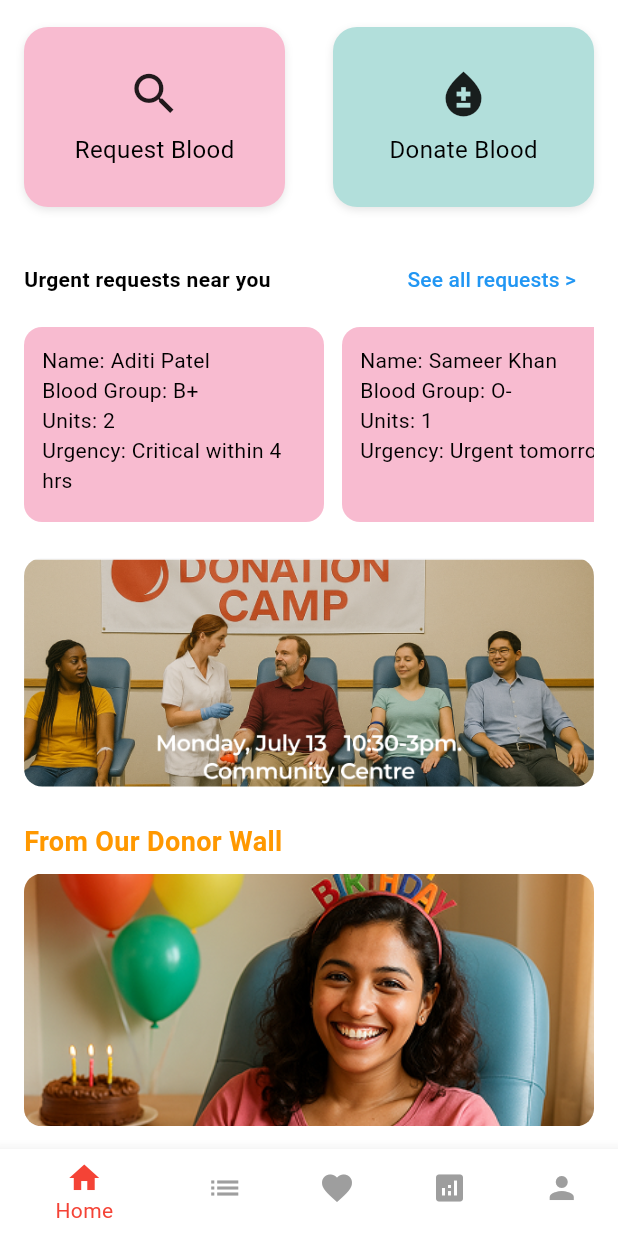
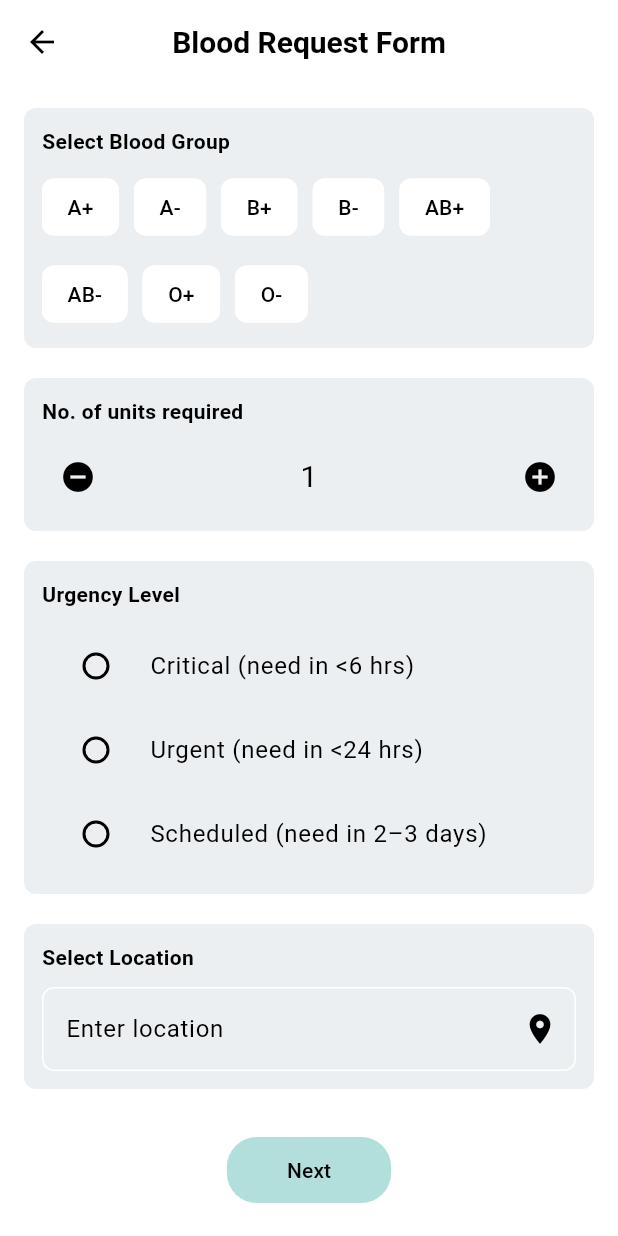
Before and after one commit to Murasaki2106/red_connect_app, a Flutter app: the MainNavigation screen opened directly, scrolled down 86 dp, after a tap on "Request Blood", on a phone screen of 412 x 824 dp. Run offline on Flutter 3.47's test engine with Material 3 defaults, Android fonts, the phone set to English and light mode, and no system bars; our stand-ins replace google_fonts.

Commit message:
few changes

```diff
--- a/lib/screens/create_profile.dart
+++ b/lib/screens/create_profile.dart
@@ -1,5 +1,5 @@
 import 'package:flutter/material.dart';
-import 'home_screen.dart'; // Just in case you use any info from it later
+// Just in case you use any info from it later
 import 'navigation.dart'; // 👈
 
 class CreateProfile extends StatelessWidget {
--- a/lib/screens/home_screen.dart
+++ b/lib/screens/home_screen.dart
@@ -1,30 +1,33 @@
 import 'package:flutter/material.dart';
 import 'request_screen.dart';
 import 'request_detail_screen.dart';
+import 'request_form_1.dart';
+import 'package:google_fonts/google_fonts.dart';
 
 class HomeScreen extends StatelessWidget {
   HomeScreen({super.key});
 
-  final List<Map<String, String>> requests = [
+  final List<Map<Text, Text>> requests = [
   {
-      'name': 'Aditi Patel',
-      'bloodGroup': 'B+',
-      'units': '2',
-      'urgency': 'Critical within 4 hrs',
+    Text("name", style: GoogleFonts.roboto()): Text('Aditi Patel', style: GoogleFonts.roboto()),
+    Text('bloodGroup', style: GoogleFonts.roboto()): Text('B+', style: GoogleFonts.roboto()),
+    Text('units', style: GoogleFonts.roboto()): Text('2', style: GoogleFonts.roboto()),
+    Text('urgency', style: GoogleFonts.roboto()): Text('Critical within 4 hrs', style: GoogleFonts.roboto()),
   },
   {
-      'name': 'Sameer Khan',
-      'bloodGroup': 'O-',
-      'units': '1',
-      'urgency': 'Urgent tomorrow',
+    Text('name', style: GoogleFonts.roboto()): Text('Sameer Khan', style: GoogleFonts.roboto()),
+    Text('bloodGroup', style: GoogleFonts.roboto()): Text('O-', style: GoogleFonts.roboto()),
+    Text('units', style: GoogleFonts.roboto()): Text('1', style: GoogleFonts.roboto()),
+    Text('urgency', style: GoogleFonts.roboto()): Text('Urgent tomorrow', style: GoogleFonts.roboto()),
   },
   {
-      'name': 'Nikhil Joshi',
-      'bloodGroup': 'AB+',
-      'units': '3',
-      'urgency': 'Scheduled - needed in 2 days',
+    Text('name', style: GoogleFonts.roboto()): Text('Nikhil Joshi', style: GoogleFonts.roboto()),
+    Text('bloodGroup', style: GoogleFonts.roboto()): Text('AB+', style: GoogleFonts.roboto()),
+    Text('units', style: GoogleFonts.roboto()): Text('3', style: GoogleFonts.roboto()),
+    Text('urgency', style: GoogleFonts.roboto()): Text('Scheduled - needed in 2 days', style: GoogleFonts.roboto()),
   },
 ];
+
 
   @override
   Widget build(BuildContext context) {
@@ -34,7 +37,6 @@ class HomeScreen extends StatelessWidget {
         child: ListView(
           padding: const EdgeInsets.all(16),
           children: [
-
             Row(
               mainAxisAlignment: MainAxisAlignment.spaceBetween,
               crossAxisAlignment: CrossAxisAlignment.center,
@@ -50,15 +52,21 @@ class HomeScreen extends StatelessWidget {
                 Expanded(
                   child: Column(
                     crossAxisAlignment: CrossAxisAlignment.center,
-                        children: const [
+                    children: [
                       Text(
                         "Hi, Namya",
-                            style: TextStyle(fontSize: 20, fontWeight: FontWeight.bold),
+                        style: GoogleFonts.roboto(
+                          fontSize: 20,
+                          fontWeight: FontWeight.bold,
+                        ),
                       ),
                       SizedBox(height: 4),
                       Text(
                         "Ready to save a life today?",
-                            style: TextStyle(fontSize: 16, fontWeight: FontWeight.w500),
+                        style: GoogleFonts.roboto(
+                          fontSize: 16,
+                          fontWeight: FontWeight.w500,
+                        ),
                       ),
                     ],
                   ),
@@ -78,11 +86,8 @@ class HomeScreen extends StatelessWidget {
               ],
             ),
 
-
             const SizedBox(height: 16),
             const SizedBox(height: 16),
-
-
 
             // Action buttons
             // Action buttons (larger square style)
@@ -92,7 +97,10 @@ Row(
                 Expanded(
                   child: GestureDetector(
                     onTap: () {
-          // Navigate to request
+                      Navigator.push(
+                        context,
+                        MaterialPageRoute(builder: (context) => RequestForm1()),
+                      );
                     },
                     child: Container(
                       height: 120,
@@ -105,15 +113,15 @@ Row(
                             color: Colors.black.withOpacity(0.1),
                             blurRadius: 4,
                             offset: Offset(0, 2),
-              )
+                          ),
                         ],
                       ),
                       child: Column(
                         mainAxisAlignment: MainAxisAlignment.center,
-            children: const [
+                        children: [
                           Icon(Icons.search, size: 36),
                           SizedBox(height: 8),
-              Text("Request Blood", style: TextStyle(fontSize: 16)),
+                          Text("Request Blood", style: GoogleFonts.roboto(fontSize: 16)),
                         ],
                       ),
                     ),
@@ -136,7 +144,7 @@ Row(
                             color: Colors.black.withOpacity(0.1),
                             blurRadius: 4,
                             offset: Offset(0, 2),
-              )
+                          ),
                         ],
                       ),
                       child: Column(
@@ -159,8 +167,10 @@ Row(
             Row(
               mainAxisAlignment: MainAxisAlignment.spaceBetween,
               children: [
-                const Text("Urgent requests near you",
-                    style: TextStyle(fontWeight: FontWeight.bold)),
+                Text(
+                  "Urgent requests near you",
+                  style: GoogleFonts.roboto(fontWeight: FontWeight.bold),
+                ),
                 TextButton(
                   onPressed: () {
                     Navigator.push(
@@ -168,7 +178,7 @@ Row(
                       MaterialPageRoute(builder: (_) => RequestScreen()),
                     );
                   },
-                  child: const Text("See all requests >"),
+                  child: Text("See all requests >",style: GoogleFonts.roboto()),
                 ),
               ],
             ),
@@ -202,11 +212,11 @@ Row(
                       child: Column(
                         crossAxisAlignment: CrossAxisAlignment.start,
                         children: [
-                          Text("Name: ${req['name']}"),
-                          Text("Blood Group: ${req['bloodGroup']}"),
-                          if (req['units'] != null)
-                            Text("Units: ${req['units']}"),
-                          Text("Urgency: ${req['urgency']}"),
+                          Text("Name: ${req[Text('name')]}",style: GoogleFonts.roboto()),
+                          Text("Blood Group: ${req[Text('bloodGroup')]}",style: GoogleFonts.roboto()),
+                          if (req[Text('units')] != null)
+                            Text("Units: ${req[Text('units')]}",style: GoogleFonts.roboto()),
+                          Text("Urgency: ${req[Text('urgency')]}",style: GoogleFonts.roboto()),
                         ],
                       ),
                     ),
@@ -229,12 +239,13 @@ Row(
             const SizedBox(height: 24),
 
             // From Donor Wall
-            const Text(
+            Text(
               "From Our Donor Wall",
-              style: TextStyle(
+              style: GoogleFonts.roboto(
                 fontSize: 18,
                 fontWeight: FontWeight.bold,
-                  color: Colors.orange),
+                color: Colors.orange,
+              ),
             ),
             const SizedBox(height: 8),
             ClipRRect(
@@ -249,7 +260,6 @@ Row(
       ),
 
       // Bottom nav (dummy)
-
     );
   }
 }
--- a/lib/screens/logo_screen.dart
+++ b/lib/screens/logo_screen.dart
@@ -1,6 +1,6 @@
 import 'package:blood_donation_app/screens/DescriptiveScreen1.dart';
 import 'package:flutter/material.dart';
-import 'DescriptiveScreen1.dart'; // Import the screen you want to navigate to
+// Import the screen you want to navigate to
 
 class LogoScreen extends StatelessWidget {
   const LogoScreen({super.key});
--- a/lib/screens/navigation.dart
+++ b/lib/screens/navigation.dart
@@ -7,6 +7,8 @@ import 'more_screen.dart';
 import '../widgets/bottom_navbar.dart';
 
 class MainNavigation extends StatefulWidget {
+  const MainNavigation({super.key});
+
   @override
   _MainNavigationState createState() => _MainNavigationState();
 }
--- /dev/null
+++ b/lib/screens/request_form_1.dart
@@ -0,0 +1,162 @@
+import 'package:flutter/material.dart';
+import 'package:google_fonts/google_fonts.dart';
+import 'request_form_2.dart';
+
+class RequestForm1 extends StatefulWidget {
+  const RequestForm1({super.key});
+
+  @override
+  State<RequestForm1> createState() => _RequestForm1State();
+}
+
+class _RequestForm1State extends State<RequestForm1> {
+  String? selectedBloodGroup;
+  String? urgencyLevel;
+  int unitCount = 1;
+  String location = '';
+
+  final bloodGroups = ['A+', 'A-', 'B+', 'B-', 'AB+', 'AB-', 'O+', 'O-'];
+
+  @override
+  Widget build(BuildContext context) {
+    return Scaffold(
+      appBar: AppBar(
+        leading: const BackButton(color: Colors.black),
+        backgroundColor: Colors.transparent,
+        elevation: 0,
+        title: Text(
+          "Blood Request Form",
+          style: GoogleFonts.roboto(color: Colors.black),
+        ),
+        centerTitle: true,
+      ),
+      body: Padding(
+        padding: const EdgeInsets.all(16),
+        child: ListView(
+          children: [
+            _buildSection(
+              title: "Select Blood Group",
+              child: Wrap(
+                spacing: 10,
+                runSpacing: 10,
+                children: bloodGroups.map((group) {
+                  return ChoiceChip(
+                    label: Text(group, style: GoogleFonts.roboto()),
+                    selected: selectedBloodGroup == group,
+                    onSelected: (_) {
+                      setState(() => selectedBloodGroup = group);
+                    },
+                  );
+                }).toList(),
+              ),
+            ),
+
+            const SizedBox(height: 20),
+
+            _buildSection(
+              title: "No. of units required",
+              child: Row(
+                mainAxisAlignment: MainAxisAlignment.spaceBetween,
+                children: [
+                  IconButton(
+                    icon: const Icon(Icons.remove_circle),
+                    onPressed: () {
+                      if (unitCount > 1) setState(() => unitCount--);
+                    },
+                  ),
+                  Text(unitCount.toString(), style: GoogleFonts.roboto(fontSize: 20)),
+                  IconButton(
+                    icon: const Icon(Icons.add_circle),
+                    onPressed: () => setState(() => unitCount++),
+                  ),
+                ],
+              ),
+            ),
+
+            const SizedBox(height: 20),
+
+            _buildSection(
+              title: "Urgency Level",
+              child: Column(
+                children: [
+                  _urgencyOption("Critical (need in <6 hrs)"),
+                  _urgencyOption("Urgent (need in <24 hrs)"),
+                  _urgencyOption("Scheduled (need in 2–3 days)"),
+                ],
+              ),
+            ),
+
+            const SizedBox(height: 20),
+
+            _buildSection(
+              title: "Select Location",
+              child: TextField(
+                onChanged: (val) => location = val,
+                style: GoogleFonts.roboto(),
+                decoration: InputDecoration(
+                  hintText: "Enter location",
+                  hintStyle: GoogleFonts.roboto(),
+                  suffixIcon: const Icon(Icons.location_on),
+                  border: OutlineInputBorder(borderRadius: BorderRadius.circular(8)),
+                ),
+              ),
+            ),
+
+            const SizedBox(height: 30),
+
+            Center(
+              child: FilledButton(
+                style: FilledButton.styleFrom(
+                  backgroundColor: Colors.teal.shade100,
+                  padding: const EdgeInsets.symmetric(horizontal: 40, vertical: 12),
+                  shape: RoundedRectangleBorder(borderRadius: BorderRadius.circular(20)),
+                ),
+                onPressed: () {
+                  Navigator.push(
+                    context,
+                    MaterialPageRoute(
+                      builder: (_) => RequestForm2(
+                        bloodGroup: selectedBloodGroup ?? '',
+                        urgency: urgencyLevel ?? '',
+                        units: unitCount,
+                        location: location,
+                      ),
+                    ),
+                  );
+                },
+                child: Text("Next", style: GoogleFonts.roboto(color: Colors.black)),
+              ),
+            ),
+          ],
+        ),
+      ),
+    );
+  }
+
+  Widget _buildSection({required String title, required Widget child}) {
+    return Container(
+      padding: const EdgeInsets.all(12),
+      decoration: BoxDecoration(
+        color: Colors.blueGrey.shade50,
+        borderRadius: BorderRadius.circular(8),
+      ),
+      child: Column(
+        crossAxisAlignment: CrossAxisAlignment.start,
+        children: [
+          Text(title, style: GoogleFonts.roboto(fontWeight: FontWeight.bold)),
+          const SizedBox(height: 10),
+          child,
+        ],
+      ),
+    );
+  }
+
+  Widget _urgencyOption(String label) {
+    return RadioListTile<String>(
+      title: Text(label, style: GoogleFonts.roboto()),
+      value: label,
+      groupValue: urgencyLevel,
+      onChanged: (value) => setState(() => urgencyLevel = value),
+    );
+  }
+}
--- a/lib/screens/request_screen.dart
+++ b/lib/screens/request_screen.dart
@@ -1,33 +1,35 @@
 import 'package:flutter/material.dart';
 import 'request_detail_screen.dart';
+import 'package:google_fonts/google_fonts.dart';
 
 class RequestScreen extends StatelessWidget {
-  final List<Map<String, String>> requests = [
+  final List<Map<Text, Text>> requests = [
   {
-      'name': 'Aditi Patel',
-      'bloodGroup': 'B+',
-      'units': '2',
-      'urgency': 'Critical within 4 hrs',
+    Text('name', style: GoogleFonts.roboto()): Text('Aditi Patel', style: GoogleFonts.roboto()),
+    Text('bloodGroup', style: GoogleFonts.roboto()): Text('B+', style: GoogleFonts.roboto()),
+    Text('units', style: GoogleFonts.roboto()): Text('2', style: GoogleFonts.roboto()),
+    Text('urgency', style: GoogleFonts.roboto()): Text('Critical within 4 hrs', style: GoogleFonts.roboto()),
   },
   {
-      'name': 'Sameer Khan',
-      'bloodGroup': 'O-',
-      'units': '1',
-      'urgency': 'Urgent by tomorrow',
+    Text('name', style: GoogleFonts.roboto()): Text('Sameer Khan', style: GoogleFonts.roboto()),
+    Text('bloodGroup', style: GoogleFonts.roboto()): Text('O-', style: GoogleFonts.roboto()),
+    Text('units', style: GoogleFonts.roboto()): Text('1', style: GoogleFonts.roboto()),
+    Text('urgency', style: GoogleFonts.roboto()): Text('Urgent by tomorrow', style: GoogleFonts.roboto()),
   },
   {
-      'name': 'Nikhil Joshi',
-      'bloodGroup': 'AB+',
-      'units': '3',
-      'urgency': 'Scheduled – needed in 2 days',
+    Text('name', style: GoogleFonts.roboto()): Text('Nikhil Joshi', style: GoogleFonts.roboto()),
+    Text('bloodGroup', style: GoogleFonts.roboto()): Text('AB+', style: GoogleFonts.roboto()),
+    Text('units', style: GoogleFonts.roboto()): Text('3', style: GoogleFonts.roboto()),
+    Text('urgency', style: GoogleFonts.roboto()): Text('Scheduled – needed in 2 days', style: GoogleFonts.roboto()),
   },
   {
-      'name': 'Anamika Verma',
-      'bloodGroup': 'B+',
-      'units': '2',
-      'urgency': 'Emergency',
+    Text('name', style: GoogleFonts.roboto()): Text('Anamika Verma', style: GoogleFonts.roboto()),
+    Text('bloodGroup', style: GoogleFonts.roboto()): Text('B+', style: GoogleFonts.roboto()),
+    Text('units', style: GoogleFonts.roboto()): Text('2', style: GoogleFonts.roboto()),
+    Text('urgency', style: GoogleFonts.roboto()): Text('Emergency', style: GoogleFonts.roboto()),
   },
 ];
+
 
   RequestScreen({super.key}); // removed 'const' here
 
```
Also changed, not shown: lib/screens/login_screen.dart (+26 -13 lines), lib/screens/request_detail_screen.dart (+16 -17 lines), lib/screens/request_form_2.dart (added, +105 -0 lines), lib/screens/success_screen.dart (added, +50 -0 lines). Lines whose indentation alone changed are shown as unchanged.
